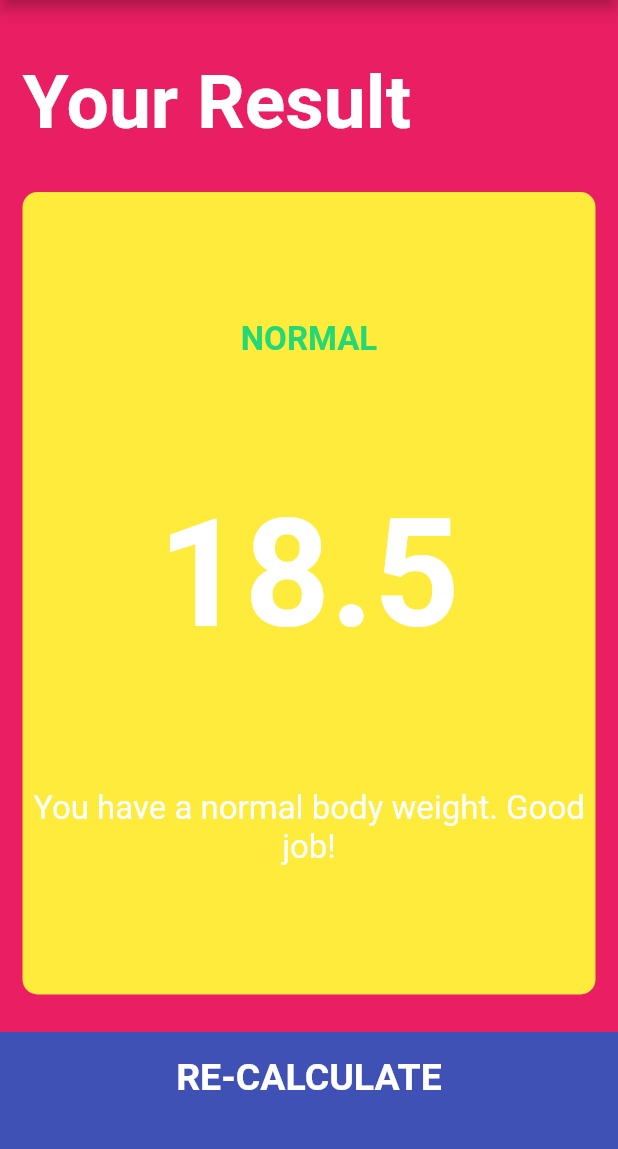
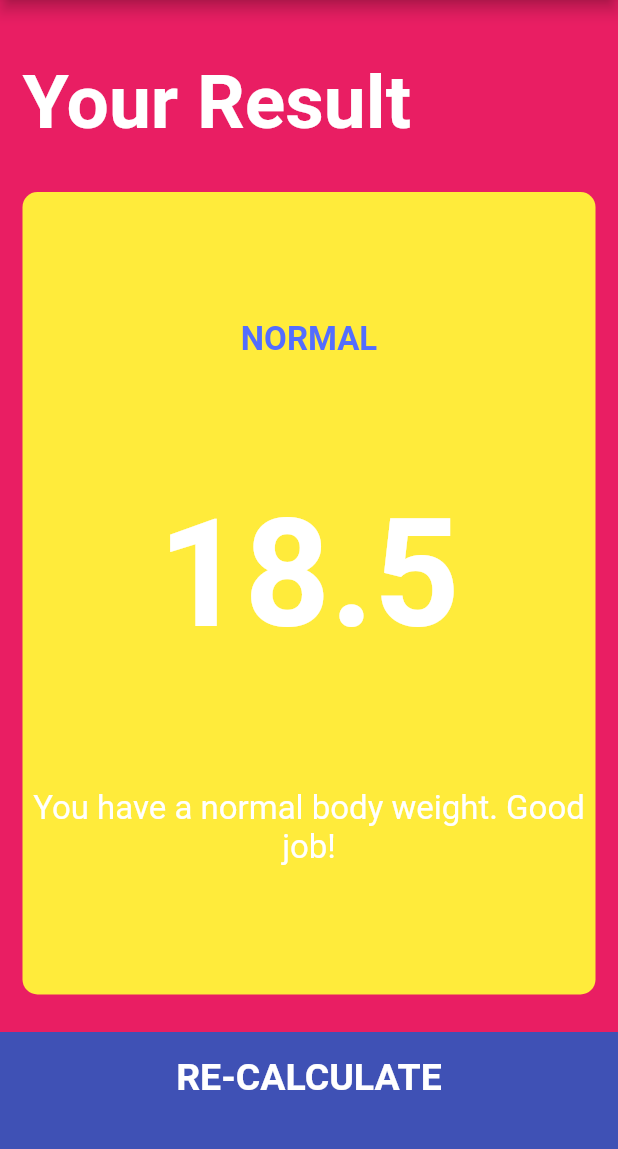
Before and after one commit to ShajaGraphics/BMI-Modified-Calculator-051, a Flutter app: the screen it shows after launch, after a tap on "CALCULATE", on a phone screen of 412 x 824 dp, the part 84-1233 px from its top. Run offline on Flutter 3.47's test engine with Material 2 defaults, Android fonts, the phone set to English and light mode, and no system bars; our stand-ins replace font_awesome_flutter.

```diff
--- a/lib/constants.dart
+++ b/lib/constants.dart
@@ -26,7 +26,7 @@ const kTitleTextStyle = TextStyle(
 );
 
 const kResultTextStyle = TextStyle(
-  color: Color(0xFF24D876),
+  color: Colors.indigoAccent,
   fontSize: 22.0,
   fontWeight: FontWeight.bold,
 );
```
